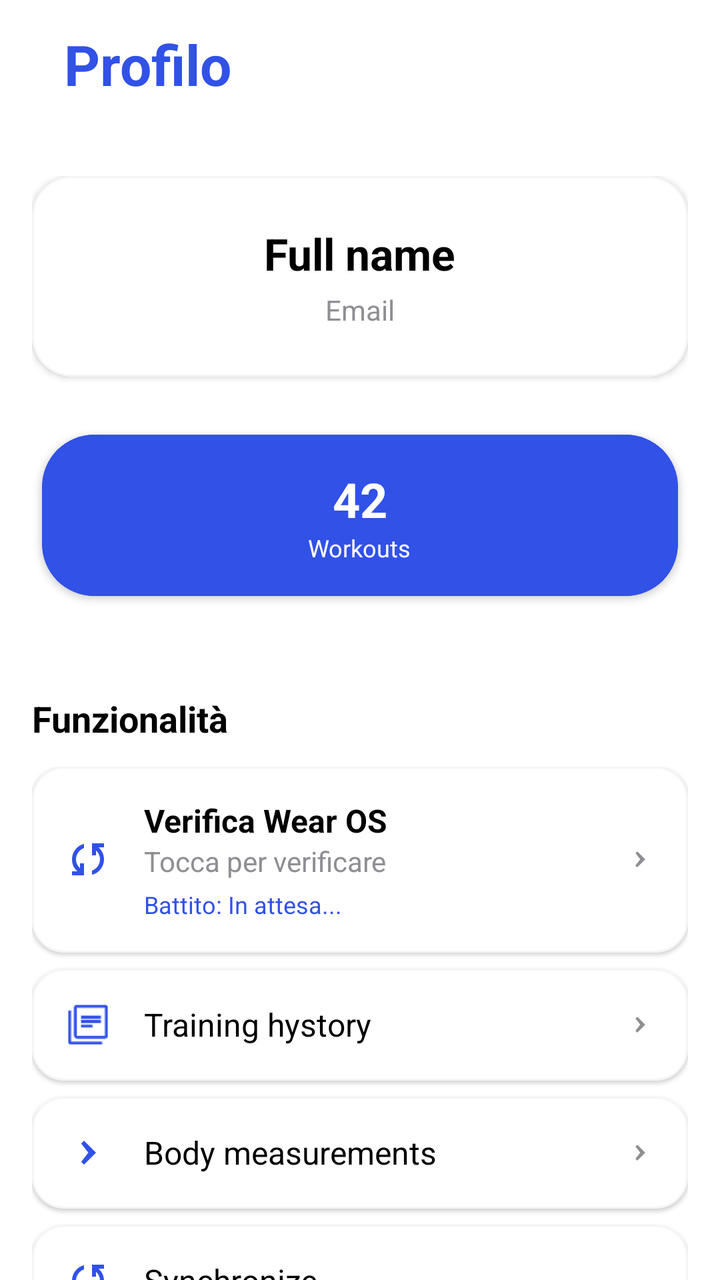
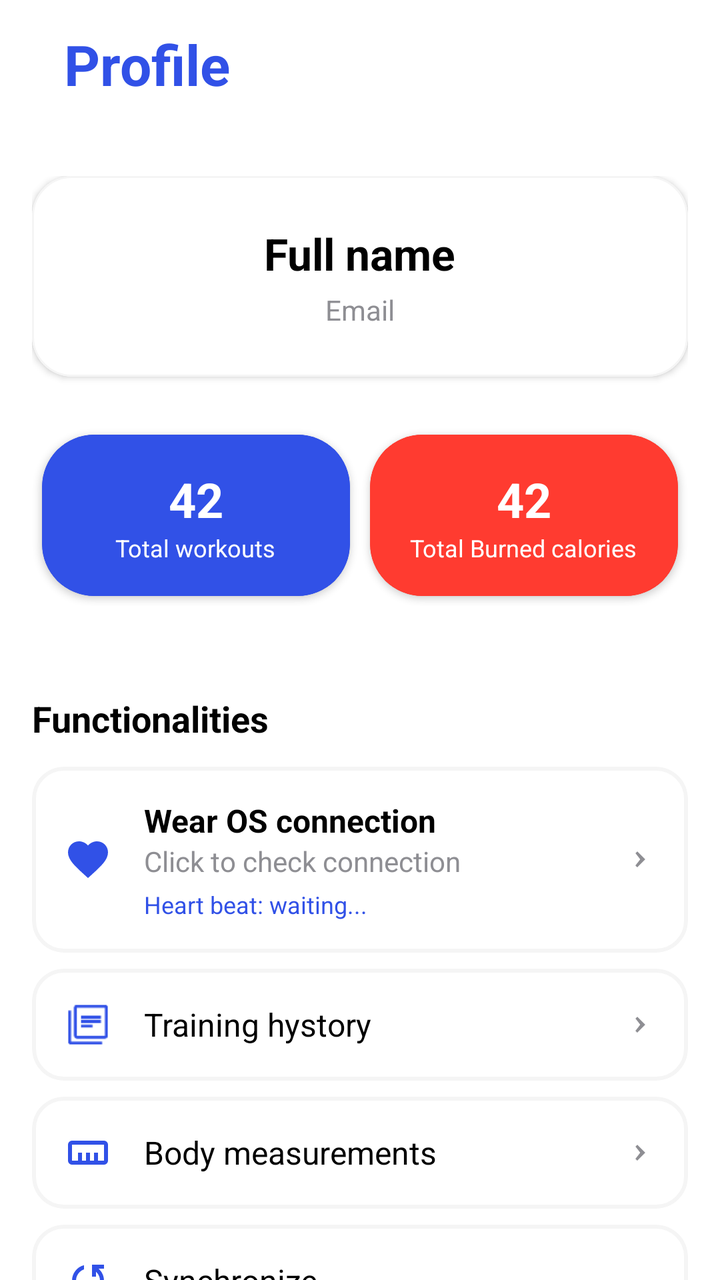

An Android layout rendered at two revisions. The XML below is the earlier revision; the diff shows what the commit changed to produce the second picture.
<!-- AndroidManifest.xml: application theme Theme.TrGym -->
<!-- res/layout/fragment_profile.xml -->
<?xml version="1.0" encoding="utf-8"?>
<androidx.coordinatorlayout.widget.CoordinatorLayout
    xmlns:android="http://schemas.android.com/apk/res/android"
    xmlns:app="http://schemas.android.com/apk/res-auto"
    xmlns:tools="http://schemas.android.com/tools"
    android:layout_width="match_parent"
    android:layout_height="match_parent"
    android:background="@color/ios_systemBackground">

    
    <com.google.android.material.appbar.MaterialToolbar
        android:id="@+id/toolbar"
        android:layout_width="match_parent"
        android:layout_height="?attr/actionBarSize"
        android:background="@color/ios_systemBackground"
        android:elevation="0dp">

        <TextView
            android:layout_width="wrap_content"
            android:layout_height="wrap_content"
            android:text="Profilo"
            android:textColor="@color/primary"
            android:textSize="28sp"
            android:textStyle="bold"
            android:layout_gravity="start|center_vertical"
            android:paddingStart="16dp" />

    </com.google.android.material.appbar.MaterialToolbar>

    
    <androidx.core.widget.NestedScrollView
        android:layout_width="match_parent"
        android:layout_height="match_parent"
        android:paddingTop="?attr/actionBarSize"
        android:paddingHorizontal="16dp"
        android:paddingBottom="32dp"
        android:clipToPadding="false">

        <LinearLayout
            android:layout_width="match_parent"
            android:layout_height="wrap_content"
            android:orientation="vertical"
            android:paddingTop="24dp">

            
            <com.google.android.material.card.MaterialCardView
                android:layout_width="match_parent"
                android:layout_height="wrap_content"
                android:layout_marginBottom="24dp"
                app:cardCornerRadius="20dp"
                app:cardElevation="2dp"
                app:cardBackgroundColor="@color/white"
                app:strokeWidth="1dp"
                app:strokeColor="@color/lightGray">

                <LinearLayout
                    android:layout_width="match_parent"
                    android:layout_height="wrap_content"
                    android:orientation="vertical"
                    android:padding="24dp"
                    android:gravity="center">


                    
                    <TextView
                        android:id="@+id/textName"
                        android:layout_width="wrap_content"
                        android:layout_height="wrap_content"
                        android:text="@string/fullName"
                        android:textSize="22sp"
                        android:textStyle="bold"
                        android:textColor="@color/ios_label"
                        android:layout_marginBottom="4dp" />

                    
                    <TextView
                        android:id="@+id/UserEmail"
                        android:layout_width="wrap_content"
                        android:layout_height="wrap_content"
                        android:text="@string/email"
                        android:textSize="14sp"
                        android:textColor="@color/ios_secondaryLabel" />

                </LinearLayout>
            </com.google.android.material.card.MaterialCardView>

            
            <LinearLayout
                android:layout_width="match_parent"
                android:layout_height="wrap_content"
                android:orientation="horizontal"
                android:layout_marginBottom="24dp">

                <com.google.android.material.card.MaterialCardView
                    android:layout_width="0dp"
                    android:layout_height="wrap_content"
                    android:layout_weight="1"
                    android:layout_marginEnd="6dp"
                    app:cardCornerRadius="26dp"
                    app:cardElevation="2dp"
                    app:cardBackgroundColor="@color/primary"
                    android:layout_margin="5dp"
                    app:strokeColor="@color/primary">

                    <LinearLayout
                        android:layout_width="match_parent"
                        android:layout_height="wrap_content"
                        android:orientation="vertical"
                        android:padding="16dp"
                        android:gravity="center">

                        <TextView
                            android:id="@+id/totalWorkouts"
                            android:layout_width="wrap_content"
                            android:layout_height="wrap_content"
                            android:text="42"
                            android:textSize="24sp"
                            android:textStyle="bold"
                            android:textColor="@color/white" />

                        <TextView
                            android:layout_width="wrap_content"
                            android:layout_height="wrap_content"
                            android:text="@string/workout"
                            android:textSize="12sp"
                            android:textColor="@color/white" />

                    </LinearLayout>
                </com.google.android.material.card.MaterialCardView>





            </LinearLayout>

            
            <TextView
                android:layout_width="match_parent"
                android:layout_height="wrap_content"
                android:text="Funzionalità"
                android:textColor="@color/ios_label"
                android:layout_marginTop="20dp"
                android:textSize="18sp"
                android:textStyle="bold"
                android:layout_marginBottom="12dp" />

            
            <LinearLayout
                android:layout_width="match_parent"
                android:layout_height="wrap_content"
                android:orientation="vertical"
                android:layout_marginBottom="32dp">

                
                <com.google.android.material.card.MaterialCardView
                    android:id="@+id/cardConnectWearOS"
                    android:layout_width="match_parent"
                    android:layout_height="wrap_content"
                    android:layout_marginBottom="8dp"
                    app:cardCornerRadius="16dp"
                    app:cardElevation="1dp"
                    app:cardBackgroundColor="@color/white"
                    app:strokeWidth="1dp"
                    app:strokeColor="@color/lightGray"
                    android:clickable="true"
                    android:focusable="true"
                    android:foreground="?attr/selectableItemBackground">

                    <LinearLayout
                        android:layout_width="match_parent"
                        android:layout_height="wrap_content"
                        android:orientation="horizontal"
                        android:padding="16dp"
                        android:gravity="center_vertical">

                        <ImageView
                            android:layout_width="24dp"
                            android:layout_height="24dp"
                            android:src="@drawable/ic_sync"
                            app:tint="@color/primary" />

                        <LinearLayout
                            android:layout_width="0dp"
                            android:layout_height="wrap_content"
                            android:layout_weight="1"
                            android:orientation="vertical"
                            android:layout_marginStart="16dp">

                            <TextView
                                android:layout_width="wrap_content"
                                android:layout_height="wrap_content"
                                android:text="Verifica Wear OS"
                                android:textSize="16sp"
                                android:textStyle="bold"
                                android:textColor="@color/ios_label" />

                            <TextView
                                android:id="@+id/wearOSStatus"
                                android:layout_width="wrap_content"
                                android:layout_height="wrap_content"
                                android:text="Tocca per verificare"
                                android:textSize="14sp"
                                android:textColor="@color/ios_secondaryLabel" />

                            <TextView
                                android:id="@+id/heartRateStatus"
                                android:layout_width="wrap_content"
                                android:layout_height="wrap_content"
                                android:text="Battito: In attesa..."
                                android:textSize="12sp"
                                android:textColor="@color/primary"
                                android:layout_marginTop="4dp" />

                        </LinearLayout>

                        <ImageView
                            android:layout_width="16dp"
                            android:layout_height="16dp"
                            android:src="@drawable/ic_ios_back"
                            android:rotation="180"
                            app:tint="@color/ios_secondaryLabel" />

                    </LinearLayout>
                </com.google.android.material.card.MaterialCardView>


                
                <com.google.android.material.card.MaterialCardView
                    android:id="@+id/cardWorkoutHistory"
                    android:layout_width="match_parent"
                    android:layout_height="wrap_content"
                    android:layout_marginBottom="8dp"
                    app:cardCornerRadius="16dp"
                    app:cardElevation="1dp"
                    app:cardBackgroundColor="@color/white"
                    app:strokeWidth="1dp"
                    app:strokeColor="@color/lightGray"
                    android:clickable="true"
                    android:focusable="true"
                    android:foreground="?attr/selectableItemBackground">

                    <LinearLayout
                        android:layout_width="match_parent"
                        android:layout_height="wrap_content"
                        android:orientation="horizontal"
                        android:padding="16dp"
                        android:gravity="center_vertical">

                        <ImageView
                            android:layout_width="24dp"
                            android:layout_height="24dp"
                            android:src="@drawable/ic_history"
                            app:tint="@color/primary" />

                        <TextView
                            android:layout_width="0dp"
                            android:layout_height="wrap_content"
                            android:layout_weight="1"
                            android:text="@string/TrainingHystory"
                            android:textSize="16sp"
                            android:layout_marginStart="16dp"
                            android:textColor="@color/ios_label" />

                        <ImageView
                            android:layout_width="16dp"
                            android:layout_height="16dp"
                            android:src="@drawable/ic_ios_back"
                            android:rotation="180"
                            app:tint="@color/ios_secondaryLabel" />

                    </LinearLayout>
                </com.google.android.material.card.MaterialCardView>

                
                <com.google.android.material.card.MaterialCardView
                    android:id="@+id/cardBodyMeasurements"
                    android:layout_width="match_parent"
                    android:layout_height="wrap_content"
                    android:layout_marginBottom="8dp"
                    app:cardCornerRadius="16dp"
                    app:cardElevation="1dp"
                    app:cardBackgroundColor="@color/white"
                    app:strokeWidth="1dp"
                    app:strokeColor="@color/lightGray"
                    android:clickable="true"
                    android:focusable="true"
                    android:foreground="?attr/selectableItemBackground">

                    <LinearLayout
                        android:layout_width="match_parent"
                        android:layout_height="wrap_content"
                        android:orientation="horizontal"
                        android:padding="16dp"
                        android:gravity="center_vertical">

                        <ImageView
                            android:layout_width="24dp"
                            android:layout_height="24dp"
                            android:src="@drawable/ic_ios_back"
                            android:rotation="180"
                            app:tint="@color/primary" />

                        <TextView
                            android:layout_width="0dp"
                            android:layout_height="wrap_content"
                            android:layout_weight="1"
                            android:text="@string/bodyMeasurements"
                            android:textSize="16sp"
                            android:layout_marginStart="16dp"
                            android:textColor="@color/ios_label" />

                        <ImageView
                            android:layout_width="16dp"
                            android:layout_height="16dp"
                            android:src="@drawable/ic_ios_back"
                            android:rotation="180"
                            app:tint="@color/ios_secondaryLabel" />

                    </LinearLayout>
                </com.google.android.material.card.MaterialCardView>

                
                <com.google.android.material.card.MaterialCardView
                    android:id="@+id/btnResync"
                    android:layout_width="match_parent"
                    android:layout_height="wrap_content"
                    android:layout_marginBottom="8dp"
                    app:cardCornerRadius="16dp"
                    app:cardElevation="1dp"
                    app:cardBackgroundColor="@color/white"
                    app:strokeWidth="1dp"
                    app:strokeColor="@color/lightGray"
                    android:clickable="true"
                    android:focusable="true"
                    android:foreground="?attr/selectableItemBackground">

                    <LinearLayout
                        android:layout_width="match_parent"
                        android:layout_height="wrap_content"
                        android:orientation="horizontal"
                        android:padding="16dp"
                        android:gravity="center_vertical">

                        <ImageView
                            android:layout_width="24dp"
                            android:layout_height="24dp"
                            android:src="@drawable/ic_sync"
                            app:tint="@color/primary" />

                        <TextView
                            android:layout_width="0dp"
                            android:layout_height="wrap_content"
                            android:layout_weight="1"
                            android:text="@string/Synchronize"
                            android:textSize="16sp"
                            android:layout_marginStart="16dp"
                            android:textColor="@color/ios_label" />

                    </LinearLayout>
                </com.google.android.material.card.MaterialCardView>

                
                <com.google.android.material.card.MaterialCardView
                    android:id="@+id/cardLogout"
                    android:layout_width="match_parent"
                    android:layout_height="wrap_content"
                    app:cardCornerRadius="16dp"
                    app:cardElevation="1dp"
                    app:cardBackgroundColor="@color/white"
                    android:layout_marginTop="50dp"
                    app:strokeWidth="1dp"
                    app:strokeColor="@color/lightGray"
                    android:clickable="true"
                    android:focusable="true"
                    android:foreground="?attr/selectableItemBackground">

                    <LinearLayout
                        android:layout_width="match_parent"
                        android:layout_height="wrap_content"
                        android:orientation="horizontal"
                        android:padding="16dp"
                        android:gravity="center_vertical">

                        <ImageView
                            android:layout_width="24dp"
                            android:layout_height="24dp"
                            android:src="@drawable/ic_logout"
                            app:tint="@android:color/holo_red_dark" />

                        <TextView
                            android:layout_width="0dp"
                            android:layout_height="wrap_content"
                            android:layout_weight="1"
                            android:text="@string/logoutBtn"
                            android:textSize="16sp"
                            android:layout_marginStart="16dp"
                            android:textColor="@android:color/holo_red_dark" />

                        <ImageView
                            android:layout_width="16dp"
                            android:layout_height="16dp"
                            app:tint="@color/ios_secondaryLabel" />

                    </LinearLayout>
                </com.google.android.material.card.MaterialCardView>

            </LinearLayout>

        </LinearLayout>

    </androidx.core.widget.NestedScrollView>

</androidx.coordinatorlayout.widget.CoordinatorLayout>
<!-- resources referenced by this layout -->
<resources>
  <color name="ios_label">#000000</color>
  <color name="ios_secondaryLabel">#8E8E93</color>
  <color name="ios_systemBackground">#FFFFFF</color>
  <color name="lightGray">#FFF5F5F5</color>
  <color name="primary">#3151E7</color>
  <color name="white">#FFFFFFFF</color>
  <!-- drawable ic_ios_back (drawable) -->
  <vector xmlns:android="http://schemas.android.com/apk/res/android"
      android:width="24dp"
      android:height="24dp"
      android:viewportWidth="24"
      android:viewportHeight="24">
      <path
          android:fillColor="#007AFF"
          android:pathData="M15.41 7.41L14 6l-6 6 6 6 1.41-1.41L11.83 12z"/>
  </vector>
  <string name="Synchronize">Synchronize</string>
  <string name="TrainingHystory">Training hystory</string>
  <string name="bodyMeasurements">Body measurements</string>
  <string name="email">Email</string>
  <string name="fullName">Full name</string>
  <string name="logoutBtn">Logout</string>
  <string name="workout">Workouts</string>
  <style name="Theme.TrGym" parent="Theme.Material3.DayNight.NoActionBar">
          <item name="android:statusBarColor">@android:color/white</item>
          <item name="android:navigationBarColor">@android:color/white</item> 
          <item name="android:windowLightStatusBar">true</item>
          <item name="android:windowLightNavigationBar">true</item>
          <item name="android:windowSoftInputMode">adjustPan</item>
  
          
      </style>
  <!-- unchanged entries left out for length: 3 -->
</resources>

<!-- the commit's change to res/layout/fragment_profile.xml (unified diff, before → after) -->
@@ -18,7 +18,7 @@
         <TextView
             android:layout_width="wrap_content"
             android:layout_height="wrap_content"
-            android:text="Profilo"
+            android:text="Profile"
             android:textColor="@color/primary"
             android:textSize="28sp"
             android:textStyle="bold"
@@ -129,7 +129,42 @@
                 </com.google.android.material.card.MaterialCardView>
 
 
-
+                <com.google.android.material.card.MaterialCardView
+                    android:layout_width="0dp"
+                    android:layout_height="wrap_content"
+                    android:layout_weight="1"
+                    android:layout_marginEnd="6dp"
+                    app:cardCornerRadius="26dp"
+                    app:cardElevation="2dp"
+                    app:cardBackgroundColor="@color/error"
+                    android:layout_margin="5dp"
+                    app:strokeColor="@color/error">
+
+                    <LinearLayout
+                        android:layout_width="match_parent"
+                        android:layout_height="wrap_content"
+                        android:orientation="vertical"
+                        android:padding="16dp"
+                        android:gravity="center">
+
+                        <TextView
+                            android:id="@+id/totalCalories"
+                            android:layout_width="wrap_content"
+                            android:layout_height="wrap_content"
+                            android:text="42"
+                            android:textSize="24sp"
+                            android:textStyle="bold"
+                            android:textColor="@color/white" />
+
+                        <TextView
+                            android:layout_width="wrap_content"
+                            android:layout_height="wrap_content"
+                            android:text="@string/Calories"
+                            android:textSize="12sp"
+                            android:textColor="@color/white" />
+
+                    </LinearLayout>
+                </com.google.android.material.card.MaterialCardView>
 
 
             </LinearLayout>
@@ -138,7 +173,7 @@
             <TextView
                 android:layout_width="match_parent"
                 android:layout_height="wrap_content"
-                android:text="Funzionalità"
+                android:text="Functionalities"
                 android:textColor="@color/ios_label"
                 android:layout_marginTop="20dp"
                 android:textSize="18sp"
@@ -159,9 +194,8 @@
                     android:layout_height="wrap_content"
                     android:layout_marginBottom="8dp"
                     app:cardCornerRadius="16dp"
-                    app:cardElevation="1dp"
                     app:cardBackgroundColor="@color/white"
-                    app:strokeWidth="1dp"
+                    app:strokeWidth="2dp"
                     app:strokeColor="@color/lightGray"
                     android:clickable="true"
                     android:focusable="true"
@@ -177,7 +211,7 @@
                         <ImageView
                             android:layout_width="24dp"
                             android:layout_height="24dp"
-                            android:src="@drawable/ic_sync"
+                            android:src="@drawable/ic_heart"
                             app:tint="@color/primary" />
 
                         <LinearLayout
@@ -190,7 +224,7 @@
                             <TextView
                                 android:layout_width="wrap_content"
                                 android:layout_height="wrap_content"
-                                android:text="Verifica Wear OS"
+                                android:text="Wear OS connection"
                                 android:textSize="16sp"
                                 android:textStyle="bold"
                                 android:textColor="@color/ios_label" />
@@ -199,7 +233,7 @@
                                 android:id="@+id/wearOSStatus"
                                 android:layout_width="wrap_content"
                                 android:layout_height="wrap_content"
-                                android:text="Tocca per verificare"
+                                android:text="Click to check connection"
                                 android:textSize="14sp"
                                 android:textColor="@color/ios_secondaryLabel" />
 
@@ -207,7 +241,7 @@
                                 android:id="@+id/heartRateStatus"
                                 android:layout_width="wrap_content"
                                 android:layout_height="wrap_content"
-                                android:text="Battito: In attesa..."
+                                android:text="Heart beat: waiting..."
                                 android:textSize="12sp"
                                 android:textColor="@color/primary"
                                 android:layout_marginTop="4dp" />
@@ -232,9 +266,8 @@
                     android:layout_height="wrap_content"
                     android:layout_marginBottom="8dp"
                     app:cardCornerRadius="16dp"
-                    app:cardElevation="1dp"
                     app:cardBackgroundColor="@color/white"
-                    app:strokeWidth="1dp"
+                    app:strokeWidth="2dp"
                     app:strokeColor="@color/lightGray"
                     android:clickable="true"
                     android:focusable="true"
@@ -279,9 +312,8 @@
                     android:layout_height="wrap_content"
                     android:layout_marginBottom="8dp"
                     app:cardCornerRadius="16dp"
-                    app:cardElevation="1dp"
                     app:cardBackgroundColor="@color/white"
-                    app:strokeWidth="1dp"
+                    app:strokeWidth="2dp"
                     app:strokeColor="@color/lightGray"
                     android:clickable="true"
                     android:focusable="true"
@@ -297,7 +329,7 @@
                         <ImageView
                             android:layout_width="24dp"
                             android:layout_height="24dp"
-                            android:src="@drawable/ic_ios_back"
+                            android:src="@drawable/ic_measurements"
                             android:rotation="180"
                             app:tint="@color/primary" />
 
@@ -327,9 +359,8 @@
                     android:layout_height="wrap_content"
                     android:layout_marginBottom="8dp"
                     app:cardCornerRadius="16dp"
-                    app:cardElevation="1dp"
                     app:cardBackgroundColor="@color/white"
-                    app:strokeWidth="1dp"
+                    app:strokeWidth="2dp"
                     app:strokeColor="@color/lightGray"
                     android:clickable="true"
                     android:focusable="true"
@@ -366,10 +397,9 @@
                     android:layout_width="match_parent"
                     android:layout_height="wrap_content"
                     app:cardCornerRadius="16dp"
-                    app:cardElevation="1dp"
                     app:cardBackgroundColor="@color/white"
                     android:layout_marginTop="50dp"
-                    app:strokeWidth="1dp"
+                    app:strokeWidth="2dp"
                     app:strokeColor="@color/lightGray"
                     android:clickable="true"
                     android:focusable="true"
<!-- resource entries referenced after the edit -->
@@ -1,11 +1,26 @@
 <!-- resources referenced by this layout -->
 <resources>
+  <color name="error">#FF3B30</color>
   <color name="ios_label">#000000</color>
   <color name="ios_secondaryLabel">#8E8E93</color>
   <color name="ios_systemBackground">#FFFFFF</color>
   <color name="lightGray">#FFF5F5F5</color>
   <color name="primary">#3151E7</color>
   <color name="white">#FFFFFFFF</color>
+  <!-- drawable ic_heart (drawable) -->
+  <vector xmlns:android="http://schemas.android.com/apk/res/android"
+      android:width="200dp"
+      android:height="200dp"
+      android:viewportWidth="24"
+      android:viewportHeight="24">
+      <path
+          android:fillColor="#E53935"
+          android:pathData="M12,21.35l-1.45,-1.32C5.4,15.36 2,12.28 2,8.5
+              2,5.42 4.42,3 7.5,3c1.74,0 3.41,0.81 4.5,2.09
+              C13.09,3.81 14.76,3 16.5,3
+              19.58,3 22,5.42 22,8.5
+              c0,3.78 -3.4,6.86 -8.55,11.54L12,21.35z"/>
+  </vector>
   <!-- drawable ic_ios_back (drawable) -->
   <vector xmlns:android="http://schemas.android.com/apk/res/android"
       android:width="24dp"
@@ -16,13 +31,25 @@
           android:fillColor="#007AFF"
           android:pathData="M15.41 7.41L14 6l-6 6 6 6 1.41-1.41L11.83 12z"/>
   </vector>
+  <!-- drawable ic_measurements (drawable) -->
+  <vector xmlns:android="http://schemas.android.com/apk/res/android"
+      android:width="24dp"
+      android:height="24dp"
+      android:viewportWidth="960"
+      android:viewportHeight="960"
+      android:tint="?attr/colorControlNormal">
+      <path
+          android:fillColor="@android:color/white"
+          android:pathData="M160,720Q127,720 103.5,696.5Q80,673 80,640L80,320Q80,287 103.5,263.5Q127,240 160,240L800,240Q833,240 856.5,263.5Q880,287 880,320L880,640Q880,673 856.5,696.5Q833,720 800,720L160,720ZM160,640L800,640Q800,640 800,640Q800,640 800,640L800,320Q800,320 800,320Q800,320 800,320L680,320L680,480L600,480L600,320L520,320L520,480L440,480L440,320L360,320L360,480L280,480L280,320L160,320Q160,320 160,320Q160,320 160,320L160,640Q160,640 160,640Q160,640 160,640ZM280,480L280,480L360,480L360,480L280,480ZM440,480L440,480L520,480L520,480L440,480ZM600,480L600,480L680,480L680,480L600,480ZM480,480Q480,480 480,480Q480,480 480,480L480,480Q480,480 480,480Q480,480 480,480L480,480L480,480L480,480L480,480L480,480L480,480L480,480L480,480L480,480L480,480L480,480L480,480L480,480Q480,480 480,480Q480,480 480,480L480,480Q480,480 480,480Q480,480 480,480Z"/>
+  </vector>
+  <string name="Calories">Total Burned calories</string>
   <string name="Synchronize">Synchronize</string>
   <string name="TrainingHystory">Training hystory</string>
   <string name="bodyMeasurements">Body measurements</string>
   <string name="email">Email</string>
   <string name="fullName">Full name</string>
   <string name="logoutBtn">Logout</string>
-  <string name="workout">Workouts</string>
+  <string name="workout">Total workouts</string>
   <style name="Theme.TrGym" parent="Theme.Material3.DayNight.NoActionBar">
           <item name="android:statusBarColor">@android:color/white</item>
           <item name="android:navigationBarColor">@android:color/white</item> 
